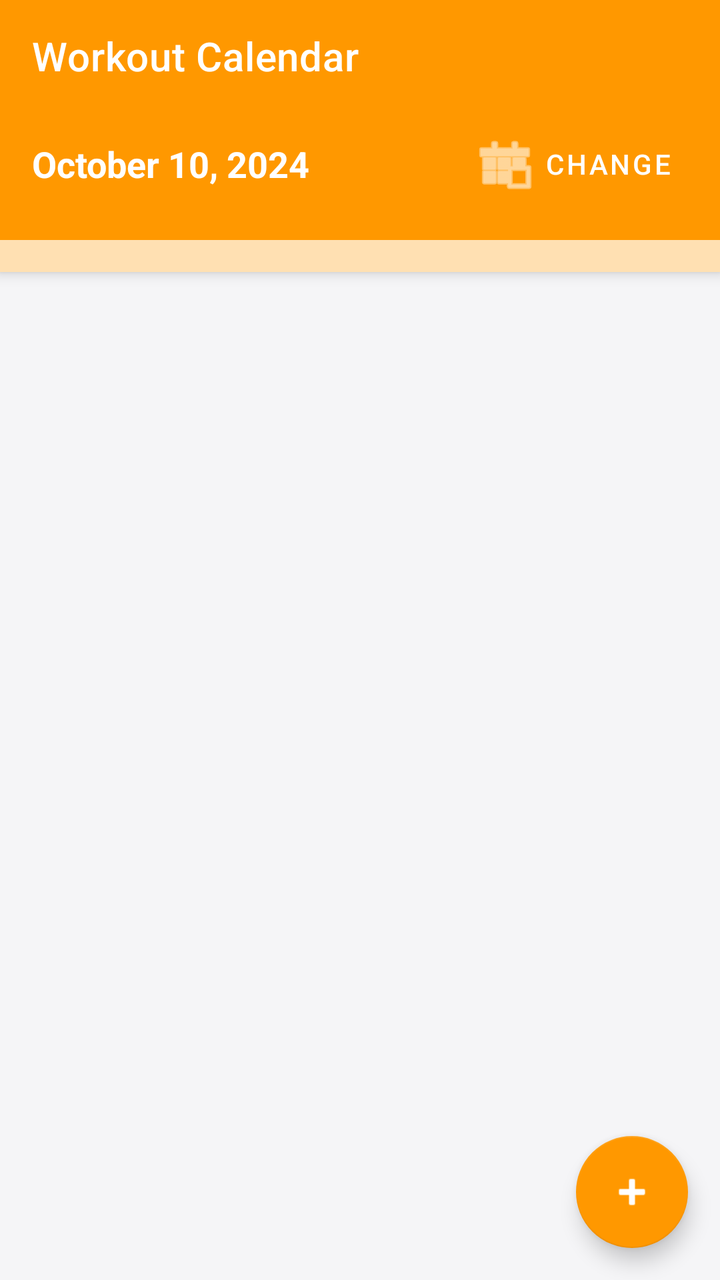
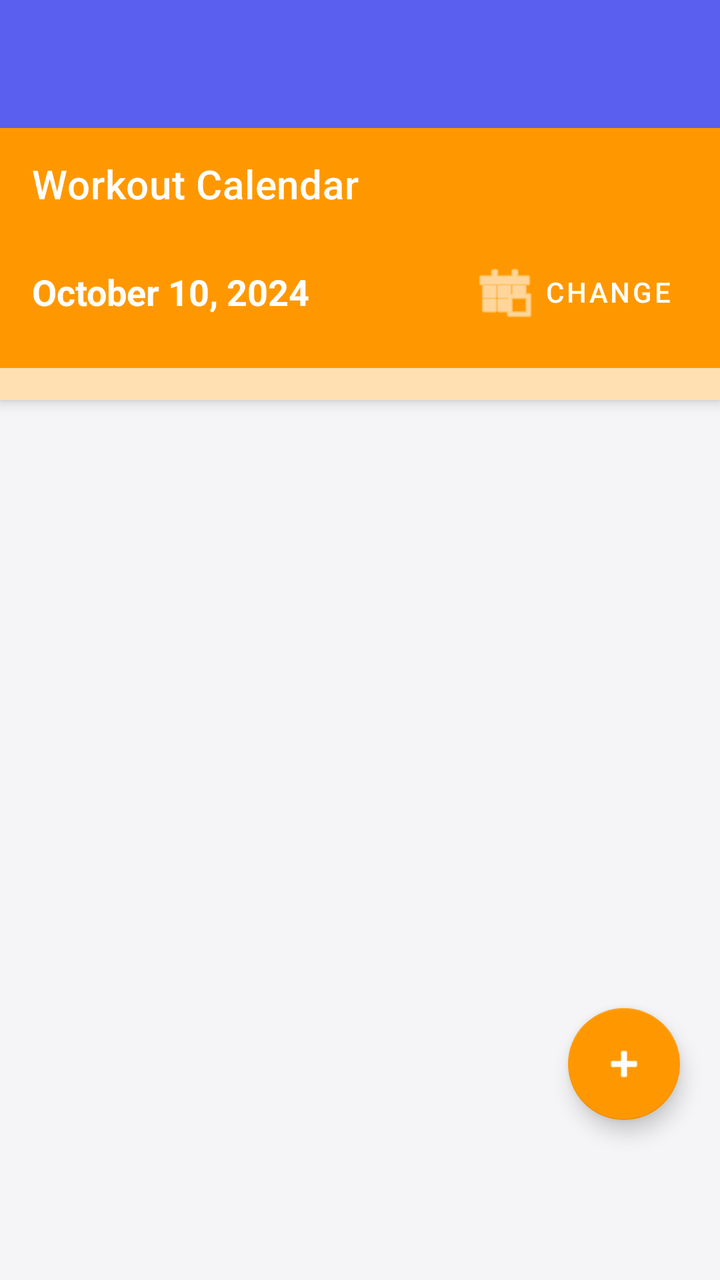

Two renders of the same Android screen: before a commit and after it. Below are the layout's source before the change and the commit's diff.
<!-- AndroidManifest.xml: application theme Theme.DailyRoutine -->
<!-- res/layout/activity_workout_plan.xml -->
<?xml version="1.0" encoding="utf-8"?>
<androidx.coordinatorlayout.widget.CoordinatorLayout xmlns:android="http://schemas.android.com/apk/res/android"
    xmlns:app="http://schemas.android.com/apk/res-auto"
    android:layout_width="match_parent"
    android:layout_height="match_parent"
    android:background="@color/bgPage">

    <com.google.android.material.appbar.AppBarLayout
        android:layout_width="match_parent"
        android:layout_height="wrap_content">

        <androidx.appcompat.widget.Toolbar
            android:id="@+id/toolbar"
            android:layout_width="match_parent"
            android:layout_height="?attr/actionBarSize"
            android:background="@color/healthWorkout"
            app:title="Workout Calendar"
            app:titleTextColor="@android:color/white"/>

        <LinearLayout
            android:layout_width="match_parent"
            android:layout_height="wrap_content"
            android:background="@color/healthWorkout"
            android:orientation="horizontal"
            android:paddingHorizontal="16dp"
            android:paddingBottom="12dp"
            android:gravity="center_vertical">

            <TextView
                android:id="@+id/tvSelectedDateWorkout"
                android:layout_width="0dp"
                android:layout_height="wrap_content"
                android:layout_weight="1"
                android:text="October 10, 2024"
                android:textColor="@android:color/white"
                android:textStyle="bold"
                android:textSize="18sp"/>

            <com.google.android.material.button.MaterialButton
                android:id="@+id/btnPickDateWorkout"
                style="@style/Widget.MaterialComponents.Button.TextButton"
                android:layout_width="wrap_content"
                android:layout_height="wrap_content"
                android:text="Change"
                android:textColor="@android:color/white"
                app:icon="@android:drawable/ic_menu_today"
                app:iconTint="@android:color/white"/>
        </LinearLayout>

        <HorizontalScrollView
            android:layout_width="match_parent"
            android:layout_height="wrap_content"
            android:background="#FFE0B2"
            android:scrollbars="none">
            <LinearLayout
                android:id="@+id/llWorkoutDaysStrip"
                android:layout_width="wrap_content"
                android:layout_height="wrap_content"
                android:orientation="horizontal"
                android:padding="8dp"/>
        </HorizontalScrollView>

    </com.google.android.material.appbar.AppBarLayout>

    <androidx.recyclerview.widget.RecyclerView
        android:id="@+id/rvExercises"
        android:layout_width="match_parent"
        android:layout_height="match_parent"
        android:padding="8dp"
        android:clipToPadding="false"
        android:paddingBottom="100dp"
        app:layout_behavior="@string/appbar_scrolling_view_behavior"/>

    <com.google.android.material.floatingactionbutton.FloatingActionButton
        android:id="@+id/fabAddExercise"
        android:layout_width="wrap_content"
        android:layout_height="wrap_content"
        android:layout_gravity="bottom|end"
        android:layout_margin="16dp"
        android:src="@android:drawable/ic_input_add"
        app:backgroundTint="@color/healthWorkout"
        app:tint="@android:color/white"
        android:contentDescription="Add Exercise"/>

</androidx.coordinatorlayout.widget.CoordinatorLayout>
<!-- resources referenced by this layout -->
<resources>
  <color name="bgPage">#F5F5F7</color>
  <color name="healthWorkout">#FF9800</color>
  <style name="Theme.DailyRoutine" parent="Theme.MaterialComponents.DayNight.NoActionBar">
          <item name="colorPrimary">@color/primary</item>
          <item name="colorPrimaryVariant">@color/primaryDark</item>
          <item name="colorOnPrimary">@android:color/white</item>
          <item name="colorSecondary">@color/accent</item>
          <item name="colorOnSecondary">@android:color/white</item>
          <item name="android:windowBackground">@color/bgPage</item>
          <item name="android:statusBarColor">@color/statusBar</item>
          <item name="android:navigationBarColor">@color/primaryDark</item>
          
          <item name="dialogCornerRadius">16dp</item>
      </style>
  <color name="primary">#5B5FEF</color>
  <color name="primaryDark">#3F41C2</color>
  <color name="accent">#7E57C2</color>
  <color name="statusBar">#5B5FEF</color>
</resources>

<!-- the commit's change to res/layout/activity_workout_plan.xml (unified diff, before → after) -->
@@ -7,7 +7,8 @@
 
     <com.google.android.material.appbar.AppBarLayout
         android:layout_width="match_parent"
-        android:layout_height="wrap_content">
+        android:layout_height="wrap_content"
+        android:paddingTop="64dp">
 
         <androidx.appcompat.widget.Toolbar
             android:id="@+id/toolbar"
@@ -68,7 +69,7 @@
         android:layout_height="match_parent"
         android:padding="8dp"
         android:clipToPadding="false"
-        android:paddingBottom="100dp"
+        android:paddingBottom="80dp"
         app:layout_behavior="@string/appbar_scrolling_view_behavior"/>
 
     <com.google.android.material.floatingactionbutton.FloatingActionButton
@@ -76,7 +77,8 @@
         android:layout_width="wrap_content"
         android:layout_height="wrap_content"
         android:layout_gravity="bottom|end"
-        android:layout_margin="16dp"
+        android:layout_marginEnd="20dp"
+        android:layout_marginBottom="80dp"
         android:src="@android:drawable/ic_input_add"
         app:backgroundTint="@color/healthWorkout"
         app:tint="@android:color/white"
